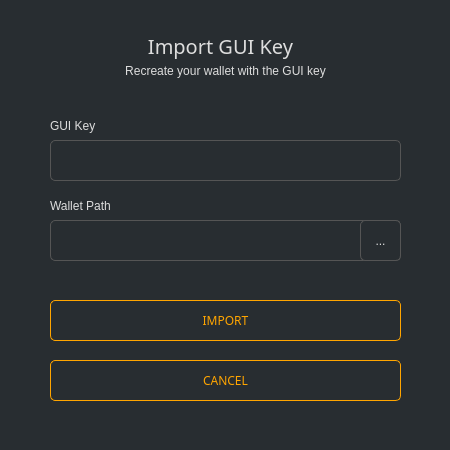
This is src/gui/ui/importguikeydialog.ui in ConcealNetwork/conceal-desktop as Qt 5 draws it before an edit. The edited form follows.
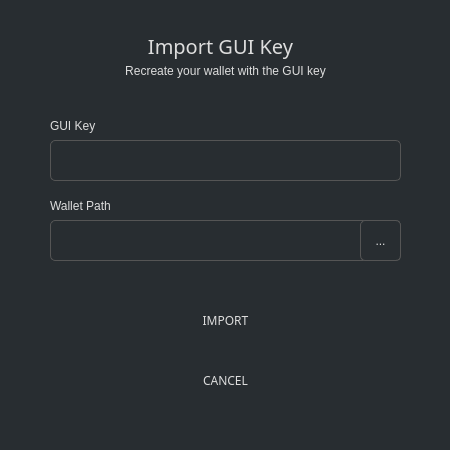
This is the edited form.

Commit message: Update ImportGUIKeyDialog styles

Diff of the .ui file:
```diff
--- a/src/gui/ui/importguikeydialog.ui
+++ b/src/gui/ui/importguikeydialog.ui
@@ -14,8 +14,7 @@
    <string>Import GUI key</string>
   </property>
   <property name="styleSheet">
-   <string notr="true">border: 0px;
-background-color: #282d31;</string>
+   <string notr="true">border: 0px; background-color: #282d31; color: #ddd;</string>
   </property>
   <layout class="QVBoxLayout" name="verticalLayout">
    <property name="leftMargin">
@@ -195,22 +194,7 @@
        </font>
       </property>
       <property name="styleSheet">
-       <string notr="true">QPushButton#m_okButton
-{
-    color: orange; ;
-    border: 1px solid orange;
-    
-    border-radius: 5px; 
-}
-
-QPushButton#m_okButton:hover
-{
-    color:#FFD700; ;
-    border: 1px solid orange;
-    
-    border-radius: 5px;
-    
-}</string>
+       <string notr="true">/* This style is handled automatically by EditableStyle.cpp */</string>
       </property>
       <property name="text">
        <string>IMPORT</string>
@@ -237,22 +221,7 @@
        </font>
       </property>
       <property name="styleSheet">
-       <string notr="true">QPushButton#m_cancelButton
-{
-    color: orange; ;
-    border: 1px solid orange;
-    
-    border-radius: 5px; 
-}
-
-QPushButton#m_cancelButton:hover
-{
-    color:#FFD700; ;
-    border: 1px solid orange;
-    
-    border-radius: 5px;
-    
-}</string>
+       <string notr="true">/* This style is handled automatically by EditableStyle.cpp */</string>
       </property>
       <property name="text">
        <string>CANCEL</string>
```
Left out of the diff: 8 changed lines with no effect on the pictures. The commit also changes 2 other files.
